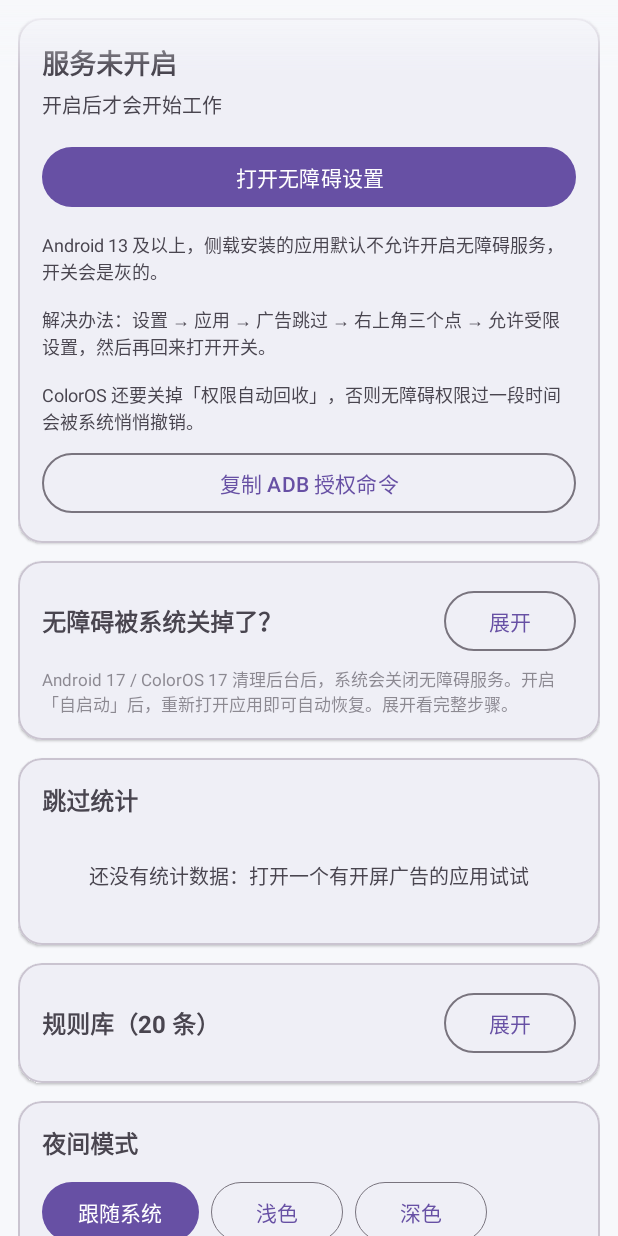
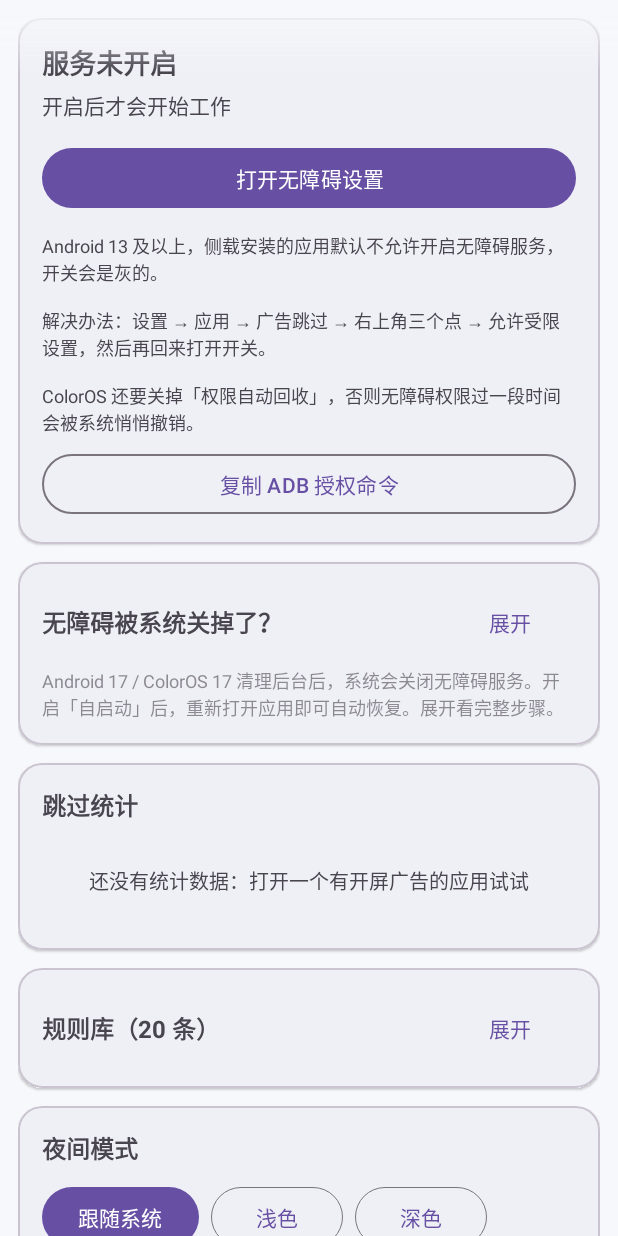
Before and after one commit to ccttrr123/adskip, an Android app: the screen it shows after launch (MainActivity), on a phone screen of 412 x 824 dp. Run offline under Robolectric (Android 15) with nearby library versions, the phone set to English and light mode, and no system bars.

Commit message:
feat(ui): P1-3 按钮层级 + P1-4 字号统一（含破坏性操作二次确认）
P1-3 按钮层级：
- 卡片头部的「复制统计 / 清零 / 复制日志 / 清空 / 展开 / 设置」全部改用 Material3 TextButton，
  不再与标题抢视觉；
- 「清零」「清空」用 ?attr/colorError 显示为破坏性文字按钮，并加 MaterialAlertDialog 二次确认
  （原来与普通按钮同权重，误触不可逆）；
- 主操作「打开无障碍设置」保持 filled；未开启/停止态才显示的 ADB 命令保持 outlined。

P1-4 字号/间距：
- 正文 13→14sp（状态详情、帮助正文），提示文字 11→12sp（帮助 hint / 规则库 hint）；
- 状态详情补 lineSpacingExtra=2dp，帮助正文沿用 3dp；
- 统计表格保持 9/10sp（8 列本来就挤，之前按像素核对过列宽，不在本轮动）。

P1-5 深色回归（真机截图核对）：
- 深色工作态、深色展开帮助、深色统计空态、深色清零确认弹窗均正常，对比度足够。

验证：
- build.ps1 全绿，单测 173 项通过；
- uiautomator dump 核对：工作态只有「设置」、无「打开无障碍设置/复制 ADB」；
  空态无「复制统计/清零」；确认弹窗含「清零统计？/取消/确定」；
- 统计在测试前备份、测试后原样恢复（399 启动 / 34 广告 / 45 点击 / 32 成功 / 7 失败），
  服务保持绑定（Bound services 有本服务、Crashed services 空）。

```diff
--- a/app/src/main/java/io/github/adskip/MainActivity.kt
+++ b/app/src/main/java/io/github/adskip/MainActivity.kt
@@ -139,14 +139,24 @@ class MainActivity : AppCompatActivity() {
         binding.statusSettingsButton.setOnClickListener { openAccessibilitySettings() }
         binding.copyAdbButton.setOnClickListener { copyAdbCommand() }
         binding.clearLogButton.setOnClickListener {
-            DebugLog.clear()
-            renderLog()
+            confirm(
+                R.string.clear_log_confirm_title,
+                R.string.clear_log_confirm_message
+            ) {
+                DebugLog.clear()
+                renderLog()
+            }
         }
         binding.copyStatsButton.setOnClickListener { copyStats() }
         binding.resetStatsButton.setOnClickListener {
-            StatsStore.reset()
-            renderStats()
-            toast(getString(R.string.stats_reset))
+            confirm(
+                R.string.reset_stats_confirm_title,
+                R.string.reset_stats_confirm_message
+            ) {
+                StatsStore.reset()
+                renderStats()
+                toast(getString(R.string.stats_reset))
+            }
         }
         binding.toggleRulesButton.setOnClickListener {
             rulesExpanded = !rulesExpanded
@@ -635,6 +645,21 @@ class MainActivity : AppCompatActivity() {
         Toast.makeText(this, msg, Toast.LENGTH_LONG).show()
     }
 
+    /**
+     * 破坏性操作的二次确认（P1-3：清零统计 / 清空日志）。
+     *
+     * 这两个操作不可恢复，原来和普通按钮同权重，误触代价大；改成
+     * TextButton + 弱化色 + 弹窗确认，普通操作（复制/展开）不需要确认。
+     */
+    private fun confirm(title: Int, message: Int, action: () -> Unit) {
+        com.google.android.material.dialog.MaterialAlertDialogBuilder(this)
+            .setTitle(title)
+            .setMessage(message)
+            .setNegativeButton(R.string.cancel, null)
+            .setPositiveButton(R.string.confirm) { _, _ -> action() }
+            .show()
+    }
+
     private val createdAt = android.os.SystemClock.elapsedRealtime()
     private var headlineColor = 0
     private val headlineWarning = 0xFFD32F2F.toInt()
--- a/app/src/main/res/layout/activity_main.xml
+++ b/app/src/main/res/layout/activity_main.xml
@@ -56,7 +56,7 @@
                     <!-- 工作态只留这个「设置」；未开启/已停止才显示下面的大主按钮与 ADB 命令 -->
                     <com.google.android.material.button.MaterialButton
                         android:id="@+id/statusSettingsButton"
-                        style="?attr/materialButtonOutlinedStyle"
+                        style="@style/Widget.Material3.Button.TextButton"
                         android:layout_width="wrap_content"
                         android:layout_height="wrap_content"
                         android:text="@string/status_settings"
@@ -69,7 +69,8 @@
                     android:layout_width="match_parent"
                     android:layout_height="wrap_content"
                     android:layout_marginTop="4dp"
-                    android:textSize="13sp"
+                    android:lineSpacingExtra="2dp"
+                    android:textSize="14sp"
                     tools:text="开启后才会开始工作" />
 
                 <com.google.android.material.button.MaterialButton
@@ -128,7 +129,7 @@
 
                     <com.google.android.material.button.MaterialButton
                         android:id="@+id/toggleHelpButton"
-                        style="?attr/materialButtonOutlinedStyle"
+                        style="@style/Widget.Material3.Button.TextButton"
                         android:layout_width="wrap_content"
                         android:layout_height="wrap_content"
                         android:text="@string/expand" />
@@ -141,7 +142,7 @@
                     android:layout_marginTop="6dp"
                     android:alpha="0.6"
                     android:text="@string/help_hint"
-                    android:textSize="11sp" />
+                    android:textSize="12sp" />
 
                 <LinearLayout
                     android:id="@+id/helpBody"
@@ -157,11 +158,11 @@
                         android:layout_height="wrap_content"
                         android:lineSpacingExtra="3dp"
                         android:text="@string/help_body"
-                        android:textSize="13sp" />
+                        android:textSize="14sp" />
 
                     <com.google.android.material.button.MaterialButton
                         android:id="@+id/copyHelpButton"
-                        style="?attr/materialButtonOutlinedStyle"
+                        style="@style/Widget.Material3.Button.TextButton"
                         android:layout_width="match_parent"
                         android:layout_height="wrap_content"
                         android:layout_marginTop="10dp"
@@ -200,18 +201,19 @@
 
                     <com.google.android.material.button.MaterialButton
                         android:id="@+id/copyStatsButton"
-                        style="?attr/materialButtonOutlinedStyle"
+                        style="@style/Widget.Material3.Button.TextButton"
                         android:layout_width="wrap_content"
                         android:layout_height="wrap_content"
                         android:text="@string/copy_stats" />
 
                     <com.google.android.material.button.MaterialButton
                         android:id="@+id/resetStatsButton"
-                        style="?attr/materialButtonOutlinedStyle"
+                        style="@style/Widget.Material3.Button.TextButton"
                         android:layout_width="wrap_content"
                         android:layout_height="wrap_content"
                         android:layout_marginStart="6dp"
-                        android:text="@string/reset_stats" />
+                        android:text="@string/reset_stats"
+                        android:textColor="?attr/colorError" />
                 </LinearLayout>
 
                 <!--
@@ -273,7 +275,7 @@
 
                     <com.google.android.material.button.MaterialButton
                         android:id="@+id/toggleRulesButton"
-                        style="?attr/materialButtonOutlinedStyle"
+                        style="@style/Widget.Material3.Button.TextButton"
                         android:layout_width="wrap_content"
                         android:layout_height="wrap_content"
                         android:text="@string/expand" />
@@ -286,7 +288,7 @@
                     android:layout_marginTop="6dp"
                     android:alpha="0.6"
                     android:text="@string/rules_hint"
-                    android:textSize="11sp"
+                    android:textSize="12sp"
                     android:visibility="gone"
                     tools:visibility="visible" />
 
@@ -393,18 +395,19 @@
                     <!-- 顺序与样式刻意与统计卡一致：先"复制"，再"清空" -->
                     <com.google.android.material.button.MaterialButton
                         android:id="@+id/copyLogButton"
-                        style="?attr/materialButtonOutlinedStyle"
+                        style="@style/Widget.Material3.Button.TextButton"
                         android:layout_width="wrap_content"
                         android:layout_height="wrap_content"
                         android:text="@string/copy_log" />
 
                     <com.google.android.material.button.MaterialButton
                         android:id="@+id/clearLogButton"
-                        style="?attr/materialButtonOutlinedStyle"
+                        style="@style/Widget.Material3.Button.TextButton"
                         android:layout_width="wrap_content"
                         android:layout_height="wrap_content"
                         android:layout_marginStart="6dp"
-                        android:text="@string/clear_log" />
+                        android:text="@string/clear_log"
+                        android:textColor="?attr/colorError" />
                 </LinearLayout>
 
                 <!--
--- a/app/src/main/res/values/strings.xml
+++ b/app/src/main/res/values/strings.xml
@@ -19,6 +19,13 @@
     <string name="copy_stats">复制统计</string>
     <string name="reset_stats">清零</string>
 
+    <string name="confirm">确定</string>
+    <string name="cancel">取消</string>
+    <string name="reset_stats_confirm_title">清零统计？</string>
+    <string name="reset_stats_confirm_message">所有应用的启动 / 广告 / 点击 / 成功统计都会清空，且无法恢复。</string>
+    <string name="clear_log_confirm_title">清空调试日志？</string>
+    <string name="clear_log_confirm_message">只清空当前日志面板，不影响统计和规则。</string>
+
     <string name="stats_empty">还没有统计数据：打开一个有开屏广告的应用试试</string>
     <string name="stats_copied">统计已复制，可以直接粘贴</string>
     <string name="stats_reset">统计已清零</string>
```
